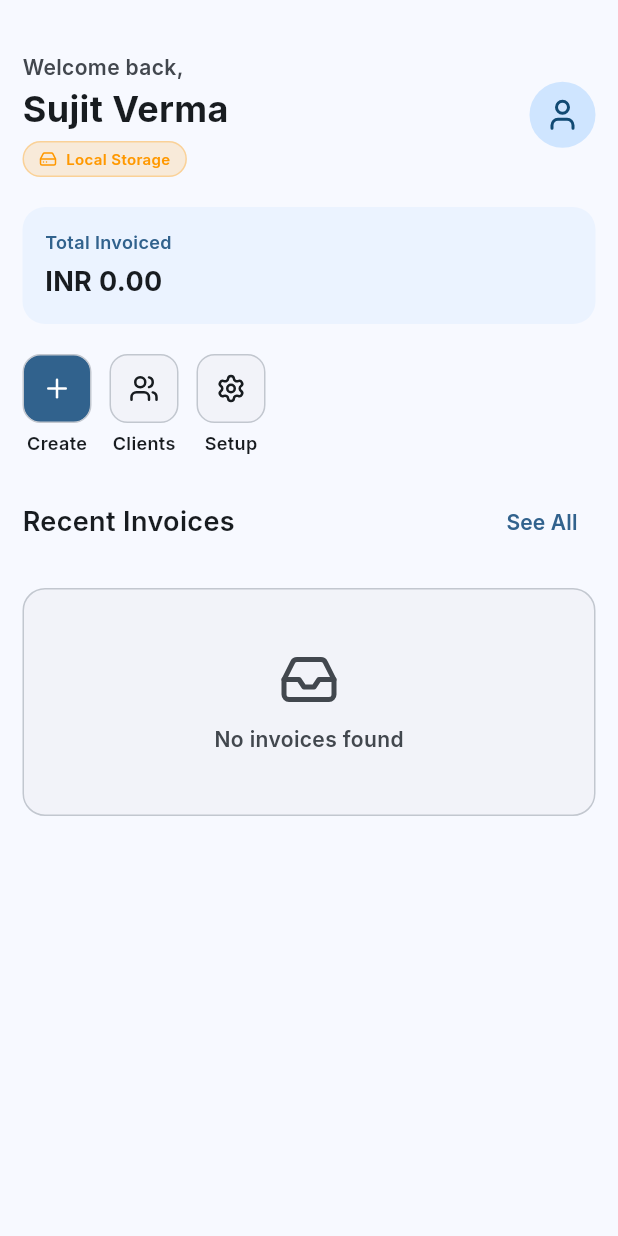
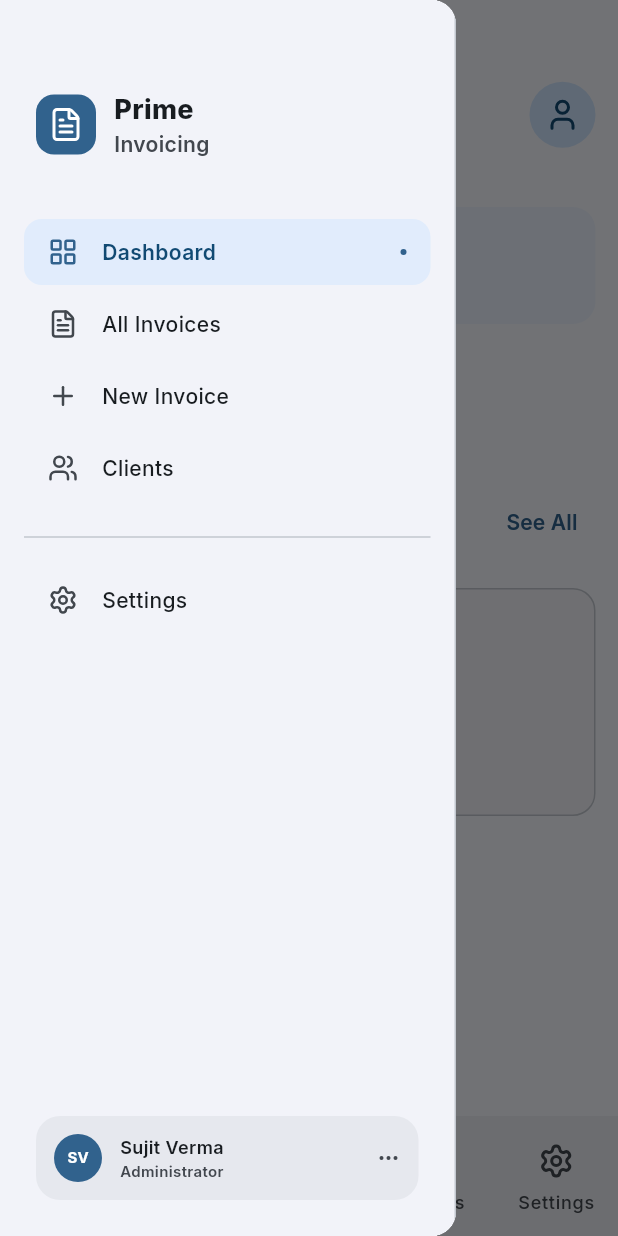
Before and after one commit to Imperial79/invoice_generator, a Flutter app: the screen it shows after launch, with the side drawer open (before the commit the screen has no drawer), on a phone screen of 412 x 824 dp. Run offline on Flutter 3.47's test engine with Material 3 defaults, Android fonts, the light colour scheme and no system bars; drawn by our look-alikes of dynamic_color; our stand-ins replace flutter_contacts, flutter_svg, go_router, lucide_icons_flutter, open_file, pdf and 4 more; accounts and stored records are empty.

Commit message:
feat: implement ShellRoute with RootUI for responsive sidebar and bottom navigation layout

```diff
--- a/lib/Helper/route_config.dart
+++ b/lib/Helper/route_config.dart
@@ -5,28 +5,36 @@ import 'package:prime_invoice/Pages/ClientsUI.dart';
 import 'package:prime_invoice/Pages/CompanyProfileUI.dart';
 import 'package:prime_invoice/Pages/InvoicesListUI.dart';
 import 'package:prime_invoice/Pages/SetupUI.dart';
+import 'package:prime_invoice/Pages/RootUI.dart';
 import '../Pages/HomeUI.dart';
 
 final routerConfig = GoRouter(
+  initialLocation: '/',
   routes: [
-    GoRoute(path: "/", builder: (context, state) => HomeUI()),
+    ShellRoute(
+      builder: (context, state, child) => RootUI(child: child),
+      routes: [
+        GoRoute(path: "/", builder: (context, state) => const HomeUI()),
+        GoRoute(
+          path: "/invoices",
+          builder: (context, state) => const InvoicesListUI(),
+        ),
+        GoRoute(
+          path: "/clients",
+          builder: (context, state) => const ClientsUI(),
+        ),
+        GoRoute(path: "/setup", builder: (context, state) => const SetupUI()),
+        GoRoute(
+          path: "/company-profile",
+          builder: (context, state) => const CompanyProfileUI(),
+        ),
+      ],
+    ),
     GoRoute(
       path: "/create-invoice",
       builder: (context, state) => CreateInvoiceUI(
-        invoice: state.extra is InvoiceModel
-            ? state.extra as InvoiceModel
-            : null,
+        invoice: state.extra is InvoiceModel ? state.extra as InvoiceModel : null,
       ),
-    ),
-    GoRoute(
-      path: "/invoices",
-      builder: (context, state) => const InvoicesListUI(),
-    ),
-    GoRoute(path: "/clients", builder: (context, state) => const ClientsUI()),
-    GoRoute(path: "/setup", builder: (context, state) => const SetupUI()),
-    GoRoute(
-      path: "/company-profile",
-      builder: (context, state) => const CompanyProfileUI(),
     ),
   ],
 );
--- a/lib/Pages/HomeUI.dart
+++ b/lib/Pages/HomeUI.dart
@@ -154,7 +154,7 @@ class _HomeUIState extends State<HomeUI> {
               color: kColor(context).onSurfaceVariant,
             ).regular,
             Label(
-              "Sujit Verma",
+              "Shri Krishn Jewellers",
               fontSize: Responsive.isMobile(context) ? 24 : 32,
               weight: 700,
             ).title,
--- /dev/null
+++ b/lib/Pages/RootUI.dart
@@ -0,0 +1,290 @@
+import 'package:flutter/material.dart';
+import 'package:go_router/go_router.dart';
+import 'package:lucide_icons_flutter/lucide_icons.dart';
+import 'package:prime_invoice/Helper/responsive.dart';
+import 'package:prime_invoice/Resources/colors.dart';
+import 'package:prime_invoice/Essentials/Label.dart';
+
+class RootUI extends StatefulWidget {
+  final Widget child;
+  const RootUI({super.key, required this.child});
+
+  @override
+  State<RootUI> createState() => _RootUIState();
+}
+
+class _RootUIState extends State<RootUI> {
+  int _calculateSelectedIndex(BuildContext context) {
+    final String location = GoRouterState.of(context).uri.path;
+    if (location == '/') return 0;
+    if (location == '/invoices') return 1;
+    if (location == '/create-invoice') return 2;
+    if (location == '/clients') return 3;
+    if (location == '/setup' || location == '/company-profile') return 4;
+    return 0;
+  }
+
+  void _onItemTapped(int index, BuildContext context) {
+    switch (index) {
+      case 0:
+        context.go('/');
+        break;
+      case 1:
+        context.go('/invoices');
+        break;
+      case 2:
+        context.push('/create-invoice');
+        break;
+      case 3:
+        context.go('/clients');
+        break;
+      case 4:
+        context.go('/setup');
+        break;
+    }
+  }
+
+  @override
+  Widget build(BuildContext context) {
+    final selectedIndex = _calculateSelectedIndex(context);
+    final isMobile = Responsive.isMobile(context);
+
+    return Scaffold(
+      body: Row(
+        children: [
+          if (!isMobile) _buildSidebar(context, selectedIndex),
+          Expanded(child: widget.child),
+        ],
+      ),
+      bottomNavigationBar: isMobile
+          ? _buildBottomNav(context, selectedIndex)
+          : null,
+      drawer: isMobile ? _buildDrawer(context, selectedIndex) : null,
+    );
+  }
+
+  Widget _buildSidebar(BuildContext context, int selectedIndex) {
+    return Container(
+      width: 280,
+      height: double.infinity,
+      decoration: BoxDecoration(
+        color: kColor(context).surfaceContainerLow,
+        border: Border(
+          right: BorderSide(color: kColor(context).outlineVariant, width: 1),
+        ),
+      ),
+      child: Column(
+        children: [
+          _buildSidebarHeader(context),
+          const SizedBox(height: 20),
+          Expanded(
+            child: ListView(
+              padding: const EdgeInsets.symmetric(horizontal: 16),
+              children: [
+                _sidebarItem(
+                  context,
+                  icon: LucideIcons.layoutGrid,
+                  label: "Dashboard",
+                  index: 0,
+                  selectedIndex: selectedIndex,
+                ),
+                _sidebarItem(
+                  context,
+                  icon: LucideIcons.fileText,
+                  label: "All Invoices",
+                  index: 1,
+                  selectedIndex: selectedIndex,
+                ),
+                _sidebarItem(
+                  context,
+                  icon: LucideIcons.plus,
+                  label: "New Invoice",
+                  index: 2,
+                  selectedIndex: selectedIndex,
+                ),
+                _sidebarItem(
+                  context,
+                  icon: LucideIcons.users,
+                  label: "Clients",
+                  index: 3,
+                  selectedIndex: selectedIndex,
+                ),
+                const Divider(height: 40),
+                _sidebarItem(
+                  context,
+                  icon: LucideIcons.settings,
+                  label: "Settings",
+                  index: 4,
+                  selectedIndex: selectedIndex,
+                ),
+              ],
+            ),
+          ),
+          _buildSidebarFooter(context),
+        ],
+      ),
+    );
+  }
+
+  Widget _buildSidebarHeader(BuildContext context) {
+    return Container(
+      padding: const EdgeInsets.fromLTRB(24, 60, 24, 20),
+      child: Row(
+        children: [
+          Container(
+            padding: const EdgeInsets.all(8),
+            decoration: BoxDecoration(
+              color: kColor(context).primary,
+              borderRadius: BorderRadius.circular(12),
+            ),
+            child: Icon(
+              LucideIcons.fileText,
+              color: kColor(context).onPrimary,
+              size: 24,
+            ),
+          ),
+          const SizedBox(width: 12),
+          Column(
+            crossAxisAlignment: CrossAxisAlignment.start,
+            children: [
+              Label("Prime", fontSize: 18, weight: 800).title,
+              Label(
+                "Invoicing",
+                fontSize: 14,
+                color: kColor(context).onSurfaceVariant,
+              ).regular,
+            ],
+          ),
+        ],
+      ),
+    );
+  }
+
+  Widget _sidebarItem(
+    BuildContext context, {
+    required IconData icon,
+    required String label,
+    required int index,
+    required int selectedIndex,
+  }) {
+    final isSelected = selectedIndex == index;
+    final color = isSelected
+        ? kColor(context).primary
+        : kColor(context).onSurfaceVariant;
+
+    return Container(
+      margin: const EdgeInsets.only(bottom: 4),
+      child: InkWell(
+        onTap: () => _onItemTapped(index, context),
+        borderRadius: BorderRadius.circular(12),
+        child: Container(
+          padding: const EdgeInsets.symmetric(horizontal: 16, vertical: 12),
+          decoration: BoxDecoration(
+            color: isSelected
+                ? kColor(context).primaryContainer.withAlpha(127)
+                : Colors.transparent,
+            borderRadius: BorderRadius.circular(12),
+          ),
+          child: Row(
+            children: [
+              Icon(icon, size: 20, color: color),
+              const SizedBox(width: 16),
+              Expanded(
+                child: Label(
+                  label,
+                  fontSize: 14,
+                  weight: isSelected ? 600 : 500,
+                  color: isSelected
+                      ? kColor(context).onPrimaryContainer
+                      : kColor(context).onSurface,
+                ).regular,
+              ),
+              if (isSelected)
+                Container(
+                  width: 4,
+                  height: 4,
+                  decoration: BoxDecoration(
+                    color: kColor(context).primary,
+                    shape: BoxShape.circle,
+                  ),
+                ),
+            ],
+          ),
+        ),
+      ),
+    );
+  }
+
+  Widget _buildSidebarFooter(BuildContext context) {
+    return Container(
+      padding: const EdgeInsets.all(24),
+      child: Container(
+        padding: const EdgeInsets.all(12),
+        decoration: BoxDecoration(
+          color: kColor(context).surfaceContainerHigh,
+          borderRadius: BorderRadius.circular(16),
+        ),
+        child: Row(
+          children: [
+            CircleAvatar(
+              radius: 16,
+              backgroundColor: kColor(context).primary,
+              child: Label(
+                "SV",
+                fontSize: 10,
+                color: kColor(context).onPrimary,
+              ).title,
+            ),
+            const SizedBox(width: 12),
+            Expanded(
+              child: Column(
+                crossAxisAlignment: CrossAxisAlignment.start,
+                mainAxisSize: MainAxisSize.min,
+                children: [
+                  Label("Sujit Verma", fontSize: 12, weight: 600).regular,
+                  Label(
+                    "Administrator",
+                    fontSize: 10,
+                    color: kColor(context).onSurfaceVariant,
+                  ).regular,
+                ],
+              ),
+            ),
+            Icon(
+              LucideIcons.ellipsis,
+              size: 16,
+              color: kColor(context).onSurfaceVariant,
+            ),
+          ],
+        ),
+      ),
+    );
+  }
+
+  Widget _buildBottomNav(BuildContext context, int selectedIndex) {
+    return NavigationBar(
+      selectedIndex: selectedIndex,
+      onDestinationSelected: (index) => _onItemTapped(index, context),
+      destinations: const [
+        NavigationDestination(
+          icon: Icon(LucideIcons.layoutGrid),
+          label: "Dash",
+        ),
+        NavigationDestination(
+          icon: Icon(LucideIcons.fileText),
+          label: "Invoices",
+        ),
+        NavigationDestination(icon: Icon(LucideIcons.plus), label: "New"),
+        NavigationDestination(icon: Icon(LucideIcons.users), label: "Clients"),
+        NavigationDestination(
+          icon: Icon(LucideIcons.settings),
+          label: "Settings",
+        ),
+      ],
+    );
+  }
+
+  Widget _buildDrawer(BuildContext context, int selectedIndex) {
+    return Drawer(child: _buildSidebar(context, selectedIndex));
+  }
+}
--- a/lib/Pages/SetupUI.dart
+++ b/lib/Pages/SetupUI.dart
@@ -37,7 +37,7 @@ class _SetupUIState extends State<SetupUI> {
   @override
   Widget build(BuildContext context) {
     return KScaffold(
-      appBar: KAppBar(context, title: "Settings"),
+      appBar: KAppBar(context, title: "Settings", showBack: false),
       body: Center(
         child: ConstrainedBox(
           constraints: const BoxConstraints(maxWidth: 800),
@@ -87,9 +87,8 @@ class _SetupUIState extends State<SetupUI> {
                             decoration: BoxDecoration(
                               color: isSelected
                                   ? kColor(context).primary
-                                  : kColor(context)
-                                      .surfaceContainerHigh
-                                      .withValues(alpha: .5),
+                                  : kColor(context).surfaceContainerHigh
+                                        .withValues(alpha: .5),
                               borderRadius: BorderRadius.circular(10),
                             ),
                             child: Icon(
```
